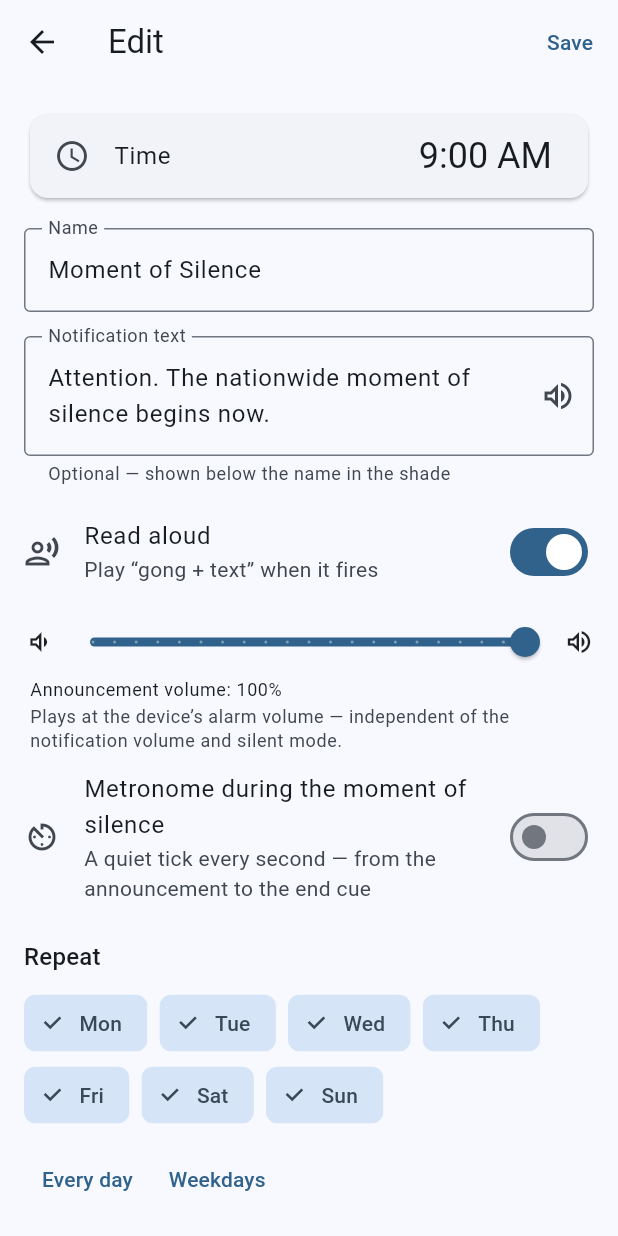
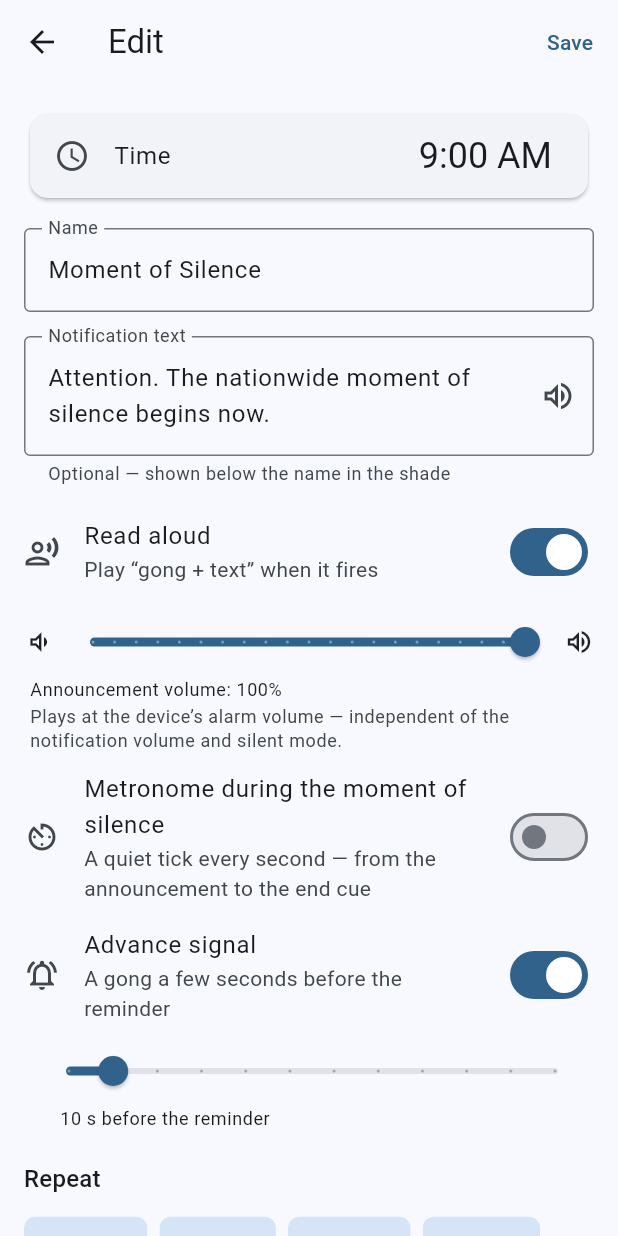
Before and after one commit to sovicUA/xSilent, a Flutter app: the screen it shows after launch, after a tap on an icon or button, on a phone screen of 412 x 824 dp. Run offline on Flutter 3.47's test engine with Material 3 defaults, Android fonts, the phone set to English and light mode, and no system bars; our stand-ins replace audioplayers, drift, drift_flutter, flutter_local_notifications, flutter_riverpod, flutter_timezone and 3 more; accounts and stored records are empty; generated files the repository leaves out were written again.

Commit message:
Налаштовуваний попередній сигнал для будь-якого нагадування
- reminders.preNotify (bool) + preLeadSeconds (int), schema v6; міграція
  вмикає preNotify для наявного вбудованого (зберігає зашиту поведінку 10 с)
- попередній сигнал тепер для будь-якого нагадування з preNotify, не лише
  вбудованого; окремий id на нагадування×день (_preId); час = preLeadSeconds,
  затиснутий у [5,60]
- канал mos_pre_v2 → загальний pre_signal_v1 («Попередній сигнал»); старий
  у legacy-списку; глобальні id старого pre чистяться в _cancelNotifications
- редактор: перемикач «Попередній сигнал» (усі нагадування) + повзунок
  5–60 с крок 5; заголовок сигналу — назва нагадування (для власних)
- defaults: вбудоване — увімкнено/10 с, нові власні — вимкнено

Перевірено на пристрої: built-in pre @ 08:59:50, custom @ 21:17:30 (30 с),
id не конфліктують, скасування при вимкненні працює.

Co-Authored-By: Claude Sonnet 5 <noreply@anthropic.com>

```diff
--- a/lib/data/reminders_repository.dart
+++ b/lib/data/reminders_repository.dart
@@ -60,6 +60,8 @@ class RemindersRepository {
         hour: 9,
         minute: 0,
         weekdayMask: Weekdays.everyDay,
+        preNotify: true,
+        preLeadSeconds: 10,
         isBuiltIn: true,
       );
       return;
@@ -99,6 +101,8 @@ class RemindersRepository {
     bool speakAloud = true,
     double announcementVolume = 1.0,
     bool tickDuringSilence = false,
+    bool preNotify = false,
+    int preLeadSeconds = 10,
     bool isBuiltIn = false,
   }) async {
     final reminder = await _db.into(_db.reminders).insertReturning(
@@ -111,6 +115,8 @@ class RemindersRepository {
             speakAloud: Value(speakAloud),
             announcementVolume: Value(announcementVolume),
             tickDuringSilence: Value(tickDuringSilence),
+            preNotify: Value(preNotify),
+            preLeadSeconds: Value(preLeadSeconds),
             isBuiltIn: Value(isBuiltIn),
           ),
         );
@@ -128,6 +134,8 @@ class RemindersRepository {
     required bool speakAloud,
     required double announcementVolume,
     required bool tickDuringSilence,
+    required bool preNotify,
+    required int preLeadSeconds,
   }) async {
     final updated = reminder.copyWith(
       title: title,
@@ -138,6 +146,8 @@ class RemindersRepository {
       speakAloud: speakAloud,
       announcementVolume: announcementVolume,
       tickDuringSilence: tickDuringSilence,
+      preNotify: preNotify,
+      preLeadSeconds: preLeadSeconds,
     );
     await _db.update(_db.reminders).replace(updated);
     await _notifications.sync(updated);
--- a/lib/l10n/app_en.arb
+++ b/lib/l10n/app_en.arb
@@ -27,6 +27,9 @@
   "volumeAlarmHint": "Plays at the device’s alarm volume — independent of the notification volume and silent mode.",
   "tickSwitchTitle": "Metronome during the moment of silence",
   "tickSwitchHint": "A quiet tick every second — from the announcement to the end cue",
+  "preSignalSwitchTitle": "Advance signal",
+  "preSignalSwitchHint": "A gong a few seconds before the reminder",
+  "preLeadLabel": "{seconds} s before the reminder",
   "repeatTitle": "Repeat",
   "repeatEveryDay": "Every day",
   "repeatWeekdays": "Weekdays",
@@ -47,8 +50,8 @@
   "chanSilenceDesc": "The nationwide moment of silence",
   "chanCustomName": "Your reminders",
   "chanCustomDesc": "Reminders you added yourself",
-  "chanPreName": "Moment of Silence — heads-up",
-  "chanPreDesc": "Notification 10 seconds before the moment of silence",
+  "chanPreName": "Advance signal",
+  "chanPreDesc": "A gong shortly before a reminder fires",
   "chanEndName": "Moment of Silence — end",
   "chanEndDesc": "Signal that the moment of silence has ended",
   "spokenGroupName": "Spoken reminders",
--- a/lib/l10n/app_localizations.dart
+++ b/lib/l10n/app_localizations.dart
@@ -241,6 +241,24 @@ abstract class L10n {
   /// **'Тихе цокання щосекунди — від оголошення до сигналу завершення'**
   String get tickSwitchHint;
 
+  /// No description provided for @preSignalSwitchTitle.
+  ///
+  /// In uk, this message translates to:
+  /// **'Попередній сигнал'**
+  String get preSignalSwitchTitle;
+
+  /// No description provided for @preSignalSwitchHint.
+  ///
+  /// In uk, this message translates to:
+  /// **'Гонг за кілька секунд до нагадування'**
+  String get preSignalSwitchHint;
+
+  /// No description provided for @preLeadLabel.
+  ///
+  /// In uk, this message translates to:
+  /// **'За {seconds} с до нагадування'**
+  String preLeadLabel(int seconds);
+
   /// No description provided for @repeatTitle.
   ///
   /// In uk, this message translates to:
@@ -346,13 +364,13 @@ abstract class L10n {
   /// No description provided for @chanPreName.
   ///
   /// In uk, this message translates to:
-  /// **'Хвилина мовчання — попередження'**
+  /// **'Попередній сигнал'**
   String get chanPreName;
 
   /// No description provided for @chanPreDesc.
   ///
   /// In uk, this message translates to:
-  /// **'Сповіщення за 10 секунд до хвилини мовчання'**
+  /// **'Гонг незадовго до спрацювання нагадування'**
   String get chanPreDesc;
 
   /// No description provided for @chanEndName.
--- a/lib/l10n/app_localizations_en.dart
+++ b/lib/l10n/app_localizations_en.dart
@@ -88,6 +88,17 @@ class L10nEn extends L10n {
       'A quiet tick every second — from the announcement to the end cue';
 
   @override
+  String get preSignalSwitchTitle => 'Advance signal';
+
+  @override
+  String get preSignalSwitchHint => 'A gong a few seconds before the reminder';
+
+  @override
+  String preLeadLabel(int seconds) {
+    return '$seconds s before the reminder';
+  }
+
+  @override
   String get repeatTitle => 'Repeat';
 
   @override
@@ -147,11 +158,10 @@ class L10nEn extends L10n {
   String get chanCustomDesc => 'Reminders you added yourself';
 
   @override
-  String get chanPreName => 'Moment of Silence — heads-up';
+  String get chanPreName => 'Advance signal';
 
   @override
-  String get chanPreDesc =>
-      'Notification 10 seconds before the moment of silence';
+  String get chanPreDesc => 'A gong shortly before a reminder fires';
 
   @override
   String get chanEndName => 'Moment of Silence — end';
--- a/lib/l10n/app_uk.arb
+++ b/lib/l10n/app_uk.arb
@@ -33,6 +33,10 @@
   "@volumeAlarmHint": { "description": "Підпис під повзунком гучності: канал використовує потік будильника" },
   "tickSwitchTitle": "Метроном протягом хвилини мовчання",
   "tickSwitchHint": "Тихе цокання щосекунди — від оголошення до сигналу завершення",
+  "preSignalSwitchTitle": "Попередній сигнал",
+  "preSignalSwitchHint": "Гонг за кілька секунд до нагадування",
+  "preLeadLabel": "За {seconds} с до нагадування",
+  "@preLeadLabel": { "placeholders": { "seconds": { "type": "int" } } },
   "repeatTitle": "Повторювати",
   "repeatEveryDay": "Щодня",
   "repeatWeekdays": "По буднях",
@@ -59,8 +63,8 @@
   "chanSilenceDesc": "Загальнонаціональна хвилина мовчання",
   "chanCustomName": "Власні нагадування",
   "chanCustomDesc": "Нагадування, які ви додали самостійно",
-  "chanPreName": "Хвилина мовчання — попередження",
-  "chanPreDesc": "Сповіщення за 10 секунд до хвилини мовчання",
+  "chanPreName": "Попередній сигнал",
+  "chanPreDesc": "Гонг незадовго до спрацювання нагадування",
   "chanEndName": "Хвилина мовчання — завершення",
   "chanEndDesc": "Сигнал про завершення хвилини мовчання",
   "spokenGroupName": "Озвучені нагадування",
--- a/lib/screens/edit_reminder_screen.dart
+++ b/lib/screens/edit_reminder_screen.dart
@@ -43,6 +43,8 @@ class _EditReminderScreenState extends ConsumerState<EditReminderScreen> {
   late bool _speakAloudTouched;
   late double _volume;
   late bool _tickDuringSilence;
+  late bool _preNotify;
+  late int _preLeadSeconds;
 
   bool _previewBusy = false;
   bool _titleDefaultApplied = false;
@@ -61,6 +63,8 @@ class _EditReminderScreenState extends ConsumerState<EditReminderScreen> {
     _speakAloudTouched = reminder != null;
     _volume = reminder?.announcementVolume ?? 1.0;
     _tickDuringSilence = reminder?.tickDuringSilence ?? false;
+    _preNotify = reminder?.preNotify ?? false;
+    _preLeadSeconds = reminder?.preLeadSeconds ?? 10;
   }
 
   bool get _isBuiltIn => widget.reminder?.isBuiltIn ?? false;
@@ -168,6 +172,8 @@ class _EditReminderScreenState extends ConsumerState<EditReminderScreen> {
         speakAloud: _speakAloudEffective,
         announcementVolume: _volume,
         tickDuringSilence: _isBuiltIn && _tickDuringSilence,
+        preNotify: _preNotify,
+        preLeadSeconds: _preLeadSeconds,
       );
     } else {
       await repository.update(
@@ -180,6 +186,8 @@ class _EditReminderScreenState extends ConsumerState<EditReminderScreen> {
         speakAloud: _speakAloudEffective,
         announcementVolume: _volume,
         tickDuringSilence: _isBuiltIn && _tickDuringSilence,
+        preNotify: _preNotify,
+        preLeadSeconds: _preLeadSeconds,
       );
     }
     if (mounted) Navigator.of(context).pop();
@@ -309,6 +317,39 @@ class _EditReminderScreenState extends ConsumerState<EditReminderScreen> {
               onChanged: (value) =>
                   setState(() => _tickDuringSilence = value),
             ),
+          SwitchListTile(
+            contentPadding: EdgeInsets.zero,
+            secondary: const Icon(Icons.notifications_active_outlined),
+            title: Text(l10n.preSignalSwitchTitle),
+            subtitle: Text(l10n.preSignalSwitchHint),
+            value: _preNotify,
+            onChanged: (value) => setState(() => _preNotify = value),
+          ),
+          if (_preNotify)
+            Padding(
+              padding: const EdgeInsets.only(left: 4, bottom: 4),
+              child: Column(
+                crossAxisAlignment: CrossAxisAlignment.start,
+                children: [
+                  Slider(
+                    value: _preLeadSeconds.toDouble(),
+                    min: 5,
+                    max: 60,
+                    divisions: 11,
+                    label: l10n.preLeadLabel(_preLeadSeconds),
+                    onChanged: (v) =>
+                        setState(() => _preLeadSeconds = v.round()),
+                  ),
+                  Padding(
+                    padding: const EdgeInsets.only(left: 20),
+                    child: Text(
+                      l10n.preLeadLabel(_preLeadSeconds),
+                      style: theme.textTheme.bodySmall,
+                    ),
+                  ),
+                ],
+              ),
+            ),
           const SizedBox(height: 16),
           Text(l10n.repeatTitle, style: theme.textTheme.titleMedium),
           const SizedBox(height: 8),
--- a/lib/services/notification_service.dart
+++ b/lib/services/notification_service.dart
@@ -44,7 +44,7 @@ class NotificationService {
   static const String _spokenGroupId = 'spoken_group';
   static const String silenceChannelId = 'moment_of_silence_v3';
   static const String customChannelId = 'custom_reminders_v3';
-  static const String mosPreChannelId = 'mos_pre_v2';
+  static const String preChannelId = 'pre_signal_v1';
   static const String mosEndChannelId = 'mos_end_v2';
 
   /// Канали зі старих версій застосунку — видаляє [sweepLegacyChannels].
@@ -59,6 +59,7 @@ class NotificationService {
     'moment_of_silence_v2',
     'custom_reminders_v2',
     'mos_pre',
+    'mos_pre_v2', // → загальний pre_signal_v1
     'mos_end',
   ];
 
@@ -69,8 +70,15 @@ class NotificationService {
   static const String actionSnoozeId = 'snooze';
 
   static const Duration snoozeDelay = Duration(minutes: 5);
-  static const Duration _preLead = Duration(seconds: 10);
   static const Duration _silenceLength = Duration(minutes: 1);
+
+  /// Попередній сигнал — окремий id на кожне нагадування×день.
+  static int _preId(int reminderId, int weekday) =>
+      10000000 + reminderId * 8 + weekday;
+
+  /// Глобальні id попереднього/кінцевого сигналу зі старих версій (лише
+  /// вбудоване). Кінцевий сигнал досі на [_endIdBase]; попередній переїхав на
+  /// [_preId], тож [_preIdBase] чистимо як спадок.
   static const int _preIdBase = 8000000;
   static const int _endIdBase = 8100000;
 
@@ -100,8 +108,8 @@ class NotificationService {
         audioAttributesUsage: _audioUsage,
       );
 
-  AndroidNotificationChannel get _mosPreChannel => AndroidNotificationChannel(
-        mosPreChannelId,
+  AndroidNotificationChannel get _preChannel => AndroidNotificationChannel(
+        preChannelId,
         l10n.chanPreName,
         description: l10n.chanPreDesc,
         importance: Importance.max,
@@ -150,7 +158,7 @@ class NotificationService {
       for (final ch in [
         _silenceChannel,
         _customChannel,
-        _mosPreChannel,
+        _preChannel,
         _mosEndChannel,
       ]) {
         await android0.createNotificationChannel(ch);
@@ -298,14 +306,15 @@ class NotificationService {
         payload: payload,
       );
 
-      if (reminder.isBuiltIn) {
+      if (reminder.preNotify) {
+        final lead = Duration(seconds: reminder.preLeadSeconds.clamp(5, 60));
         await _plugin.zonedSchedule(
-          id: _preIdBase + weekday,
-          title: l10n.preNotifTitle,
+          id: _preId(reminder.id, weekday),
+          title: reminder.isBuiltIn ? l10n.preNotifTitle : reminder.title,
           body: null,
-          scheduledDate: at.subtract(_preLead),
+          scheduledDate: at.subtract(lead),
           notificationDetails: _detailsFor(
-            channelId: mosPreChannelId,
+            channelId: preChannelId,
             channelName: l10n.chanPreName,
             actions: [
               AndroidNotificationAction(actionOkId, l10n.actionOk,
@@ -315,6 +324,9 @@ class NotificationService {
           androidScheduleMode: AndroidScheduleMode.exactAllowWhileIdle,
           matchDateTimeComponents: DateTimeComponents.dayOfWeekAndTime,
         );
+      }
+
+      if (reminder.isBuiltIn) {
         await _plugin.zonedSchedule(
           id: _endIdBase + weekday,
           title: l10n.endNotifTitle,
@@ -356,10 +368,9 @@ class NotificationService {
     await _purgeSpoken(reminderId);
   }
 
-  /// Скасовує заплановані сповіщення нагадування. Сповіщення послідовності
-  /// «хвилини мовчання» (pre/end) мають глобальні id, тож чіпаємо їх лише для
-  /// вбудованого нагадування — інакше синхронізація будь-якого власного
-  /// нагадування скасувала б попередження й сигнал завершення.
+  /// Скасовує заплановані сповіщення нагадування: основне, попередній сигнал
+  /// (окремий id на нагадування) і — лише для вбудованого — сигнал завершення
+  /// хвилини мовчання. Плюс спадкові глобальні id попереднього сигналу.
   Future<void> _cancelNotifications(
     int reminderId, {
     required bool isBuiltIn,
@@ -367,8 +378,9 @@ class NotificationService {
     await _plugin.cancel(id: snoozeNotificationId(reminderId));
     for (var weekday = 1; weekday <= 7; weekday++) {
       await _plugin.cancel(id: _notificationId(reminderId, weekday));
+      await _plugin.cancel(id: _preId(reminderId, weekday));
       if (isBuiltIn) {
-        await _plugin.cancel(id: _preIdBase + weekday);
+        await _plugin.cancel(id: _preIdBase + weekday); // спадок
         await _plugin.cancel(id: _endIdBase + weekday);
       }
     }
```
Also changed, not shown: lib/database/database.dart (+17 -1 lines), lib/l10n/app_localizations_uk.dart (+13 -2 lines), lib/database/database.g.dart.
